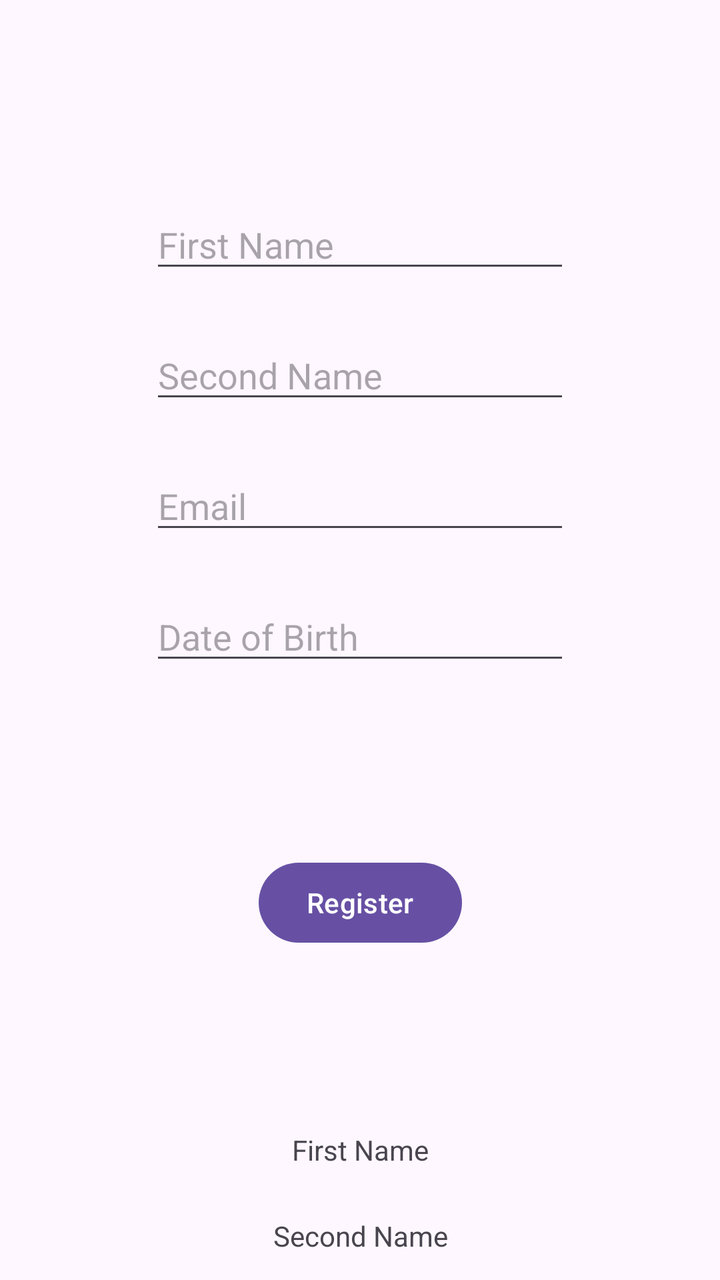
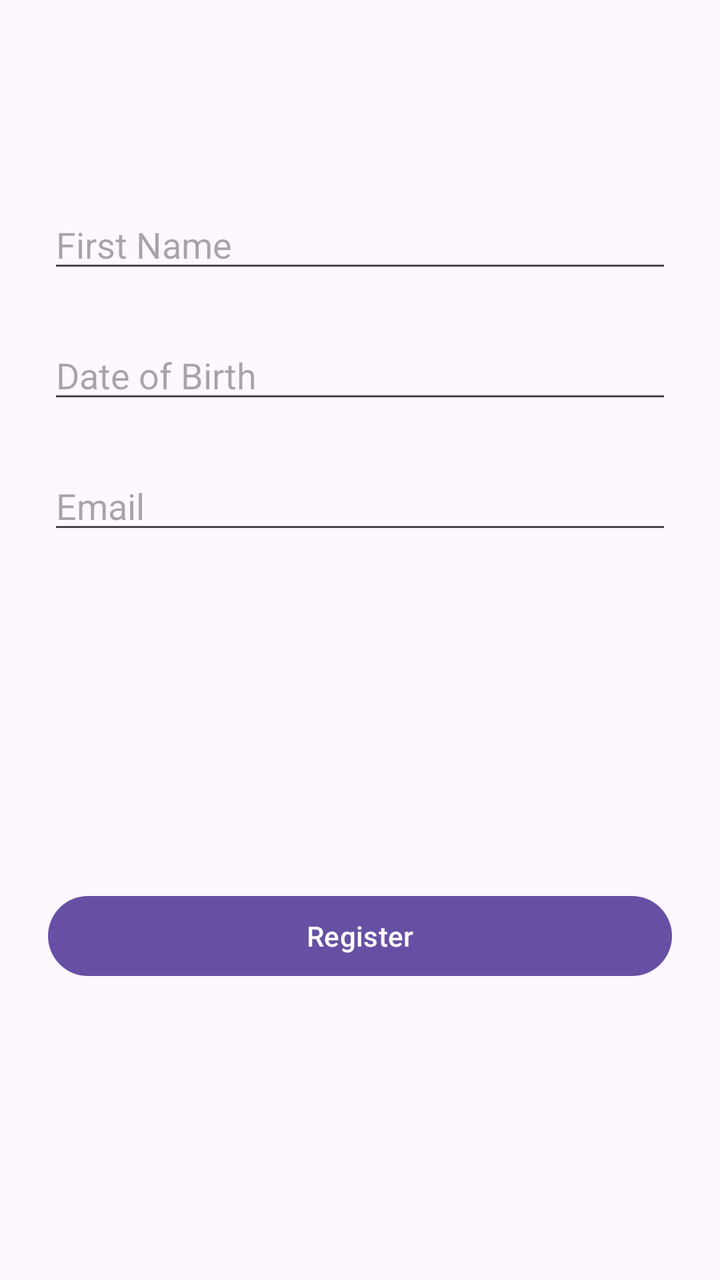

Screens rendered from an Android XML layout before and after an edit, with the pre-edit source and the edit as a unified diff.
<!-- AndroidManifest.xml: application theme Theme.RegistrationForm -->
<!-- res/layout/activity_main.xml -->
<?xml version="1.0" encoding="utf-8"?>
<androidx.constraintlayout.widget.ConstraintLayout xmlns:android="http://schemas.android.com/apk/res/android"
    xmlns:app="http://schemas.android.com/apk/res-auto"
    xmlns:tools="http://schemas.android.com/tools"
    android:id="@+id/main"
    android:layout_width="match_parent"
    android:layout_height="match_parent"
    tools:context=".MainActivity">

    <EditText
        android:id="@+id/edtTxtSecondName"
        android:layout_width="wrap_content"
        android:layout_height="wrap_content"
        android:layout_marginTop="24dp"
        android:ems="10"
        android:hint="Second Name"
        android:inputType="text"
        app:layout_constraintEnd_toEndOf="@+id/edtTxtFirstName"
        app:layout_constraintStart_toStartOf="@+id/edtTxtFirstName"
        app:layout_constraintTop_toBottomOf="@+id/edtTxtFirstName" />

    <EditText
        android:id="@+id/edtTxtEmail"
        android:layout_width="wrap_content"
        android:layout_height="wrap_content"
        android:layout_marginTop="24dp"
        android:ems="10"
        android:hint="Email"
        android:inputType="text"
        app:layout_constraintEnd_toEndOf="@+id/edtTxtSecondName"
        app:layout_constraintStart_toStartOf="@+id/edtTxtSecondName"
        app:layout_constraintTop_toBottomOf="@+id/edtTxtSecondName" />

    <EditText
        android:id="@+id/edtTxtDateOfBirth"
        android:layout_width="wrap_content"
        android:layout_height="wrap_content"
        android:layout_marginTop="24dp"
        android:ems="10"
        android:hint="Date of Birth"
        android:inputType="none"
        android:focusable="false"
        android:clickable="true"
        app:layout_constraintEnd_toEndOf="@+id/edtTxtEmail"
        app:layout_constraintStart_toStartOf="@+id/edtTxtEmail"
        app:layout_constraintTop_toBottomOf="@+id/edtTxtEmail" />

    <EditText
        android:id="@+id/edtTxtFirstName"
        android:layout_width="wrap_content"
        android:layout_height="wrap_content"
        android:layout_marginTop="100dp"
        android:ems="10"
        android:hint="First Name"
        android:inputType="text"
        app:layout_constraintEnd_toEndOf="parent"
        app:layout_constraintStart_toStartOf="parent"
        app:layout_constraintTop_toTopOf="parent" />

    <Button
        android:id="@+id/btnRegister"
        android:layout_width="wrap_content"
        android:layout_height="wrap_content"
        android:layout_marginTop="90dp"
        android:onClick="onRegisterBtnClick"
        android:text="Register"
        app:layout_constraintEnd_toEndOf="@+id/edtTxtDateOfBirth"
        app:layout_constraintStart_toStartOf="@+id/edtTxtDateOfBirth"
        app:layout_constraintTop_toBottomOf="@+id/edtTxtDateOfBirth" />

    <TextView
        android:id="@+id/txtFirstName"
        android:layout_width="wrap_content"
        android:layout_height="wrap_content"
        android:layout_marginTop="90dp"
        android:text="First Name"
        app:layout_constraintEnd_toEndOf="@+id/btnRegister"
        app:layout_constraintStart_toStartOf="@+id/btnRegister"
        app:layout_constraintTop_toBottomOf="@+id/btnRegister" />

    <TextView
        android:id="@+id/txtSecondName"
        android:layout_width="wrap_content"
        android:layout_height="wrap_content"
        android:layout_marginTop="24dp"
        android:text="Second Name"
        app:layout_constraintEnd_toEndOf="@+id/txtFirstName"
        app:layout_constraintStart_toStartOf="@+id/txtFirstName"
        app:layout_constraintTop_toBottomOf="@+id/txtFirstName" />

    <TextView
        android:id="@+id/txtEmail"
        android:layout_width="wrap_content"
        android:layout_height="wrap_content"
        android:layout_marginTop="24dp"
        android:text="Email"
        app:layout_constraintEnd_toEndOf="@+id/txtSecondName"
        app:layout_constraintStart_toStartOf="@+id/txtSecondName"
        app:layout_constraintTop_toBottomOf="@+id/txtSecondName" />

    <TextView
        android:id="@+id/txtDateOfBirth"
        android:layout_width="wrap_content"
        android:layout_height="wrap_content"
        android:layout_marginTop="24dp"
        android:text="Date of Birth"
        app:layout_constraintEnd_toEndOf="@+id/txtEmail"
        app:layout_constraintStart_toStartOf="@+id/txtEmail"
        app:layout_constraintTop_toBottomOf="@+id/txtEmail" />

</androidx.constraintlayout.widget.ConstraintLayout>
<!-- resources referenced by this layout -->
<resources>
  <style name="Theme.RegistrationForm" parent="Base.Theme.RegistrationForm" />
  <style name="Base.Theme.RegistrationForm" parent="Theme.Material3.DayNight.NoActionBar">
          
          
      </style>
</resources>

<!-- the commit's change to res/layout/activity_main.xml (unified diff, before → after) -->
@@ -8,48 +8,12 @@
     tools:context=".MainActivity">
 
     <EditText
-        android:id="@+id/edtTxtSecondName"
-        android:layout_width="wrap_content"
+        android:id="@+id/edtTxtFirstName"
+        android:layout_width="0dp"
         android:layout_height="wrap_content"
-        android:layout_marginTop="24dp"
-        android:ems="10"
-        android:hint="Second Name"
-        android:inputType="text"
-        app:layout_constraintEnd_toEndOf="@+id/edtTxtFirstName"
-        app:layout_constraintStart_toStartOf="@+id/edtTxtFirstName"
-        app:layout_constraintTop_toBottomOf="@+id/edtTxtFirstName" />
-
-    <EditText
-        android:id="@+id/edtTxtEmail"
-        android:layout_width="wrap_content"
-        android:layout_height="wrap_content"
-        android:layout_marginTop="24dp"
-        android:ems="10"
-        android:hint="Email"
-        android:inputType="text"
-        app:layout_constraintEnd_toEndOf="@+id/edtTxtSecondName"
-        app:layout_constraintStart_toStartOf="@+id/edtTxtSecondName"
-        app:layout_constraintTop_toBottomOf="@+id/edtTxtSecondName" />
-
-    <EditText
-        android:id="@+id/edtTxtDateOfBirth"
-        android:layout_width="wrap_content"
-        android:layout_height="wrap_content"
-        android:layout_marginTop="24dp"
-        android:ems="10"
-        android:hint="Date of Birth"
-        android:inputType="none"
-        android:focusable="false"
-        android:clickable="true"
-        app:layout_constraintEnd_toEndOf="@+id/edtTxtEmail"
-        app:layout_constraintStart_toStartOf="@+id/edtTxtEmail"
-        app:layout_constraintTop_toBottomOf="@+id/edtTxtEmail" />
-
-    <EditText
-        android:id="@+id/edtTxtFirstName"
-        android:layout_width="wrap_content"
-        android:layout_height="wrap_content"
+        android:layout_marginStart="24dp"
         android:layout_marginTop="100dp"
+        android:layout_marginEnd="24dp"
         android:ems="10"
         android:hint="First Name"
         android:inputType="text"
@@ -57,55 +21,49 @@
         app:layout_constraintStart_toStartOf="parent"
         app:layout_constraintTop_toTopOf="parent" />
 
+    <EditText
+        android:id="@+id/edtTxtDateOfBirth"
+        android:layout_width="0dp"
+        android:layout_height="wrap_content"
+        android:layout_marginStart="24dp"
+        android:layout_marginTop="24dp"
+        android:layout_marginEnd="24dp"
+        android:ems="10"
+        android:hint="Date of Birth"
+        android:inputType="none"
+        android:focusable="false"
+        android:clickable="true"
+        app:layout_constraintEnd_toEndOf="parent"
+        app:layout_constraintStart_toStartOf="parent"
+        app:layout_constraintTop_toBottomOf="@+id/edtTxtFirstName" />
+
+    <EditText
+        android:id="@+id/edtTxtEmail"
+        android:layout_width="0dp"
+        android:layout_height="wrap_content"
+        android:layout_marginStart="24dp"
+        android:layout_marginTop="24dp"
+        android:layout_marginEnd="24dp"
+        android:ems="10"
+        android:hint="Email"
+        android:inputType="textEmailAddress"
+        app:layout_constraintEnd_toEndOf="parent"
+        app:layout_constraintStart_toStartOf="parent"
+        app:layout_constraintTop_toBottomOf="@+id/edtTxtDateOfBirth" />
+
     <Button
         android:id="@+id/btnRegister"
-        android:layout_width="wrap_content"
+        android:layout_width="0dp"
         android:layout_height="wrap_content"
-        android:layout_marginTop="90dp"
+        android:layout_marginStart="24dp"
+        android:layout_marginTop="48dp"
+        android:layout_marginEnd="24dp"
+        android:layout_marginBottom="24dp"
         android:onClick="onRegisterBtnClick"
         android:text="Register"
-        app:layout_constraintEnd_toEndOf="@+id/edtTxtDateOfBirth"
-        app:layout_constraintStart_toStartOf="@+id/edtTxtDateOfBirth"
-        app:layout_constraintTop_toBottomOf="@+id/edtTxtDateOfBirth" />
-
-    <TextView
-        android:id="@+id/txtFirstName"
-        android:layout_width="wrap_content"
-        android:layout_height="wrap_content"
-        android:layout_marginTop="90dp"
-        android:text="First Name"
-        app:layout_constraintEnd_toEndOf="@+id/btnRegister"
-        app:layout_constraintStart_toStartOf="@+id/btnRegister"
-        app:layout_constraintTop_toBottomOf="@+id/btnRegister" />
-
-    <TextView
-        android:id="@+id/txtSecondName"
-        android:layout_width="wrap_content"
-        android:layout_height="wrap_content"
-        android:layout_marginTop="24dp"
-        android:text="Second Name"
-        app:layout_constraintEnd_toEndOf="@+id/txtFirstName"
-        app:layout_constraintStart_toStartOf="@+id/txtFirstName"
-        app:layout_constraintTop_toBottomOf="@+id/txtFirstName" />
-
-    <TextView
-        android:id="@+id/txtEmail"
-        android:layout_width="wrap_content"
-        android:layout_height="wrap_content"
-        android:layout_marginTop="24dp"
-        android:text="Email"
-        app:layout_constraintEnd_toEndOf="@+id/txtSecondName"
-        app:layout_constraintStart_toStartOf="@+id/txtSecondName"
-        app:layout_constraintTop_toBottomOf="@+id/txtSecondName" />
-
-    <TextView
-        android:id="@+id/txtDateOfBirth"
-        android:layout_width="wrap_content"
-        android:layout_height="wrap_content"
-        android:layout_marginTop="24dp"
-        android:text="Date of Birth"
-        app:layout_constraintEnd_toEndOf="@+id/txtEmail"
-        app:layout_constraintStart_toStartOf="@+id/txtEmail"
-        app:layout_constraintTop_toBottomOf="@+id/txtEmail" />
+        app:layout_constraintBottom_toBottomOf="parent"
+        app:layout_constraintEnd_toEndOf="parent"
+        app:layout_constraintStart_toStartOf="parent"
+        app:layout_constraintTop_toBottomOf="@+id/edtTxtEmail" />
 
 </androidx.constraintlayout.widget.ConstraintLayout>
